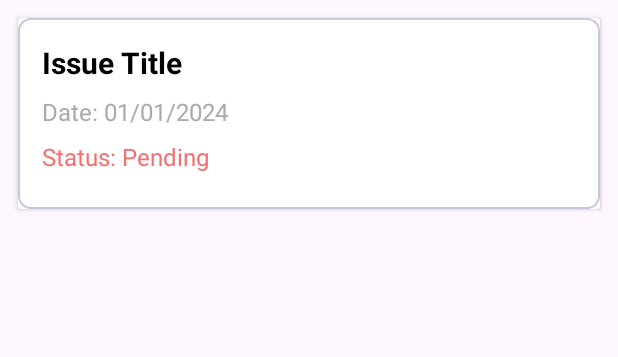
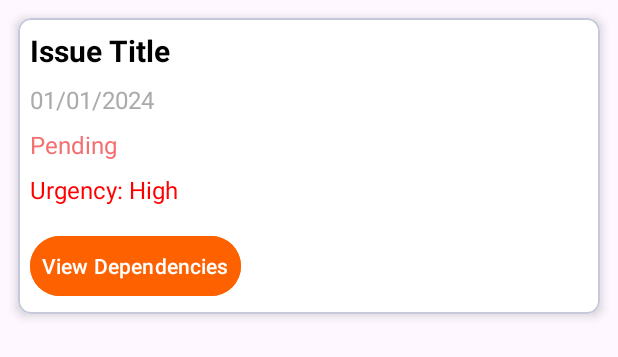
Before and after one commit to ST10041144/VeneM-Poultry-App_XBCAD7319, an Android app: the layout item_maintenance_issue.xml on its own in the app's theme, with its tools: preview values and no code run, on a phone screen of 412 x 824 dp. Shown: the top 357 px of the screen. Run offline under Robolectric (Android 15) with nearby library versions, the phone set to English and light mode, and no system bars.

```diff
--- a/app/src/main/res/layout/item_maintenance_issue.xml
+++ b/app/src/main/res/layout/item_maintenance_issue.xml
@@ -1,17 +1,18 @@
-<androidx.cardview.widget.CardView
-    xmlns:android="http://schemas.android.com/apk/res/android"
+<androidx.cardview.widget.CardView xmlns:android="http://schemas.android.com/apk/res/android"
     android:layout_width="match_parent"
     android:layout_height="wrap_content"
+    xmlns:app="http://schemas.android.com/apk/res-auto"
     android:layout_margin="12dp"
-    android:padding="20dp"
-    android:backgroundTint="@color/white"
->
+    android:padding="16dp"
+    app:cardCornerRadius="8dp"
+    app:cardElevation="4dp"
+    android:backgroundTint="@color/white">
 
     <LinearLayout
         android:layout_width="match_parent"
         android:layout_height="wrap_content"
         android:orientation="vertical"
-        android:padding="16dp"
+        android:padding="8dp"
         android:background="@drawable/input_background">
 
         <!-- Issue Title -->
@@ -19,7 +20,7 @@
             android:id="@+id/issueTitleTextView"
             android:layout_width="match_parent"
             android:layout_height="wrap_content"
-            android:text="@string/issue_title"
+            android:text="Issue Title"
             android:textStyle="bold"
             android:textSize="20sp"
             android:textColor="@color/black"
@@ -30,7 +31,7 @@
             android:id="@+id/issueDateTextView"
             android:layout_width="match_parent"
             android:layout_height="wrap_content"
-            android:text="@string/date_01_01_2024"
+            android:text="01/01/2024"
             android:textSize="16sp"
             android:textColor="@android:color/darker_gray"
             android:layout_marginBottom="8dp" />
@@ -40,12 +41,33 @@
             android:id="@+id/issueStatusTextView"
             android:layout_width="match_parent"
             android:layout_height="wrap_content"
-            android:text="@string/status_pending"
+            android:text="Pending"
             android:textSize="16sp"
             android:textColor="#F46F6F"
             android:layout_marginBottom="8dp"
             android:clickable="true"
             android:focusable="true" />
 
+        <!-- Issue Urgency -->
+        <TextView
+            android:id="@+id/urgencyTextView"
+            android:layout_width="match_parent"
+            android:layout_height="wrap_content"
+            android:text="Urgency: High"
+            android:textSize="16sp"
+            android:textColor="#FF0000"
+            android:layout_marginBottom="8dp" />
+
+        <!-- Dependencies Button -->
+        <Button
+            android:id="@+id/dependenciesButton"
+            android:layout_width="wrap_content"
+            android:layout_height="wrap_content"
+            android:layout_marginTop="8dp"
+            android:backgroundTint="@color/orange"
+            android:textColor="@color/white"
+            android:padding="8dp"
+            android:text="View Dependencies" />
+
     </LinearLayout>
 </androidx.cardview.widget.CardView>
```
Also changed, not shown: app/src/main/java/com/example/venempoultry/MaintenanceActivity.kt (+89 -33 lines).
